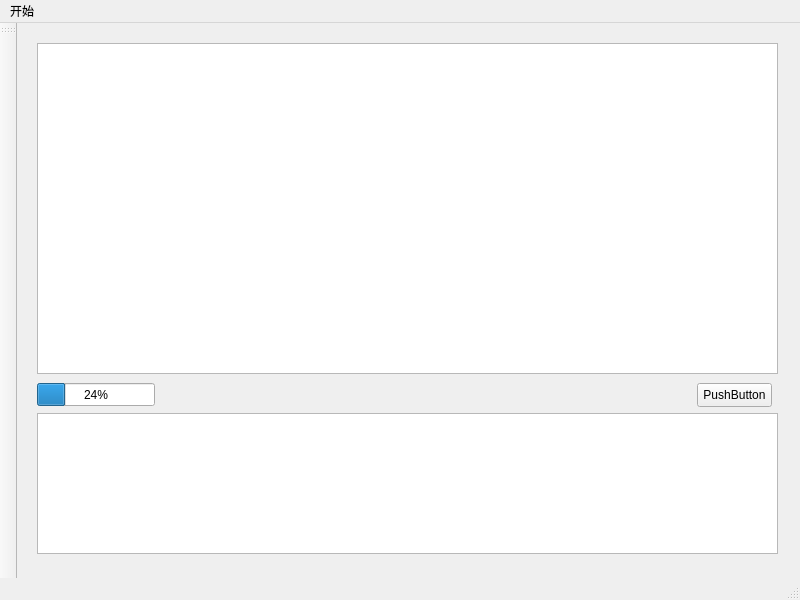
First picture: the form in mainwindow.ui, repository PopulusYang/Algorithm_design, before the edit.
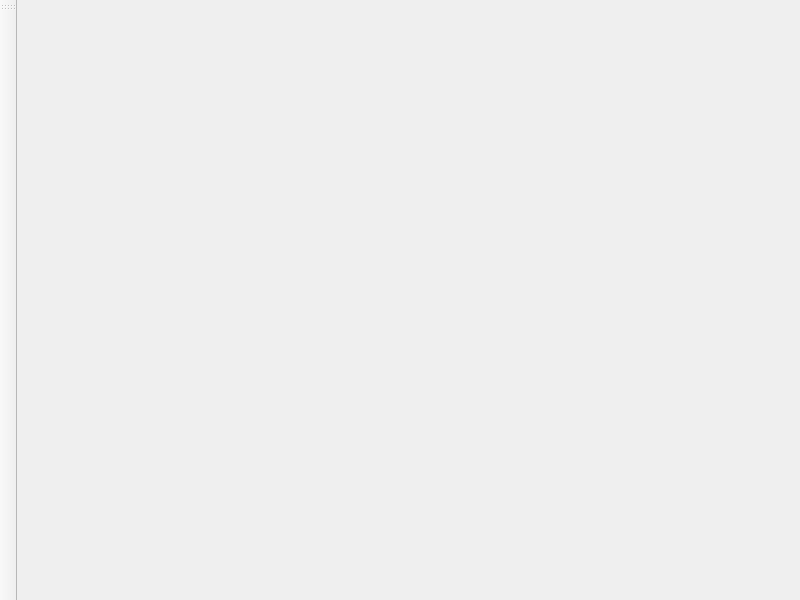
Second picture: the form after the edit.

Diff of the .ui file:
```diff
--- a/mainwindow.ui
+++ b/mainwindow.ui
@@ -13,71 +13,17 @@
   <property name="windowTitle">
    <string>MainWindow</string>
   </property>
-  <widget class="QWidget" name="centralwidget">
-   <widget class="QTextEdit" name="textEdit">
-    <property name="geometry">
-     <rect>
-      <x>20</x>
-      <y>20</y>
-      <width>741</width>
-      <height>331</height>
-     </rect>
-    </property>
-   </widget>
-   <widget class="QProgressBar" name="progressBar">
-    <property name="geometry">
-     <rect>
-      <x>20</x>
-      <y>360</y>
-      <width>118</width>
-      <height>23</height>
-     </rect>
-    </property>
-    <property name="value">
-     <number>24</number>
-    </property>
-   </widget>
-   <widget class="QPushButton" name="pushButton">
-    <property name="geometry">
-     <rect>
-      <x>680</x>
-      <y>360</y>
-      <width>75</width>
-      <height>24</height>
-     </rect>
-    </property>
-    <property name="text">
-     <string>PushButton</string>
-    </property>
-   </widget>
-   <widget class="QTextBrowser" name="textBrowser">
-    <property name="geometry">
-     <rect>
-      <x>20</x>
-      <y>390</y>
-      <width>741</width>
-      <height>141</height>
-     </rect>
-    </property>
-   </widget>
-  </widget>
+  <widget class="QWidget" name="centralwidget"/>
   <widget class="QMenuBar" name="menubar">
    <property name="geometry">
     <rect>
      <x>0</x>
      <y>0</y>
      <width>800</width>
-     <height>21</height>
+     <height>33</height>
     </rect>
    </property>
-   <widget class="QMenu" name="menustart">
-    <property name="title">
-     <string>开始</string>
-    </property>
-   </widget>
-   <addaction name="menustart"/>
   </widget>
-  <widget class="QStatusBar" name="statusbar"/>
   <widget class="QToolBar" name="toolBar">
    <property name="windowTitle">
     <string>toolBar</string>
```
